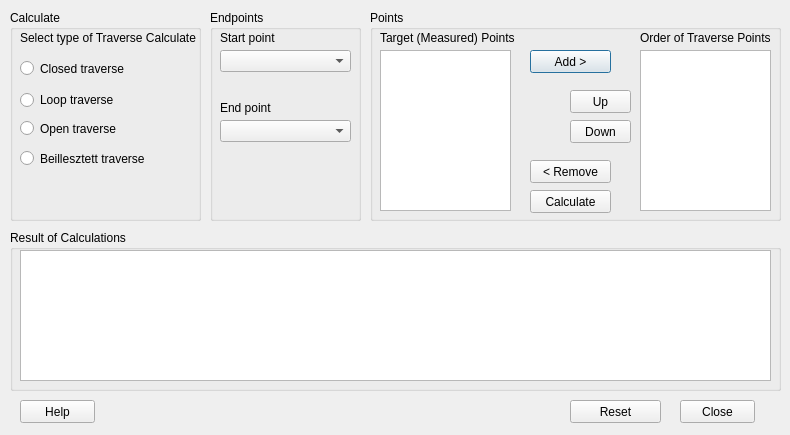
Before: the Qt Designer form traverse_calc.ui in zsiki/ls, drawn with Qt 5.
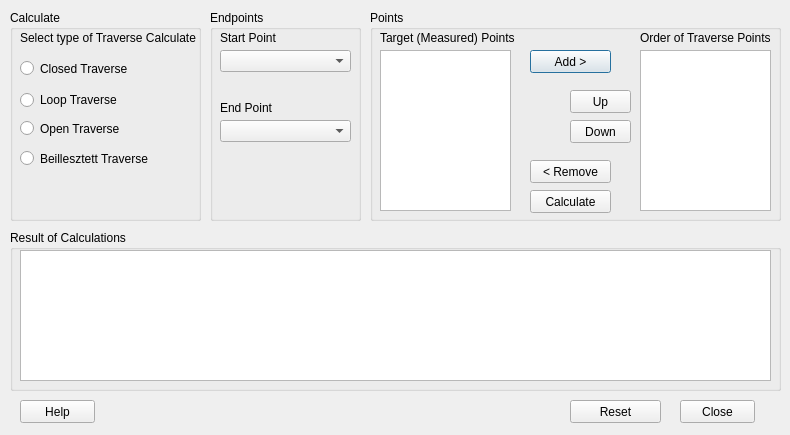
After: the same form once the commit is applied.

Commit message: changed name of widgets in traverse calculation dialog

```diff
--- a/traverse_calc.ui
+++ b/traverse_calc.ui
@@ -51,7 +51,7 @@
      </rect>
     </property>
     <property name="text">
-     <string>Start point</string>
+     <string>Start Point</string>
     </property>
    </widget>
    <widget class="QLabel" name="label_8">
@@ -64,7 +64,7 @@
      </rect>
     </property>
     <property name="text">
-     <string>End point</string>
+     <string>End Point</string>
     </property>
    </widget>
    <widget class="QComboBox" name="comboBox_2">
@@ -243,7 +243,7 @@
      </rect>
     </property>
     <property name="text">
-     <string>Closed traverse</string>
+     <string>Closed Traverse</string>
     </property>
    </widget>
    <widget class="QRadioButton" name="radioButton_7">
@@ -256,7 +256,7 @@
      </rect>
     </property>
     <property name="text">
-     <string>Loop traverse</string>
+     <string>Loop Traverse</string>
     </property>
    </widget>
    <widget class="QRadioButton" name="radioButton_8">
@@ -269,7 +269,7 @@
      </rect>
     </property>
     <property name="text">
-     <string>Open traverse</string>
+     <string>Open Traverse</string>
     </property>
    </widget>
    <widget class="QRadioButton" name="radioButton">
@@ -282,7 +282,7 @@
      </rect>
     </property>
     <property name="text">
-     <string>Beillesztett traverse</string>
+     <string>Beillesztett Traverse</string>
     </property>
    </widget>
   </widget>
```
Left out of the diff: 52 changed lines with no effect on the pictures.
